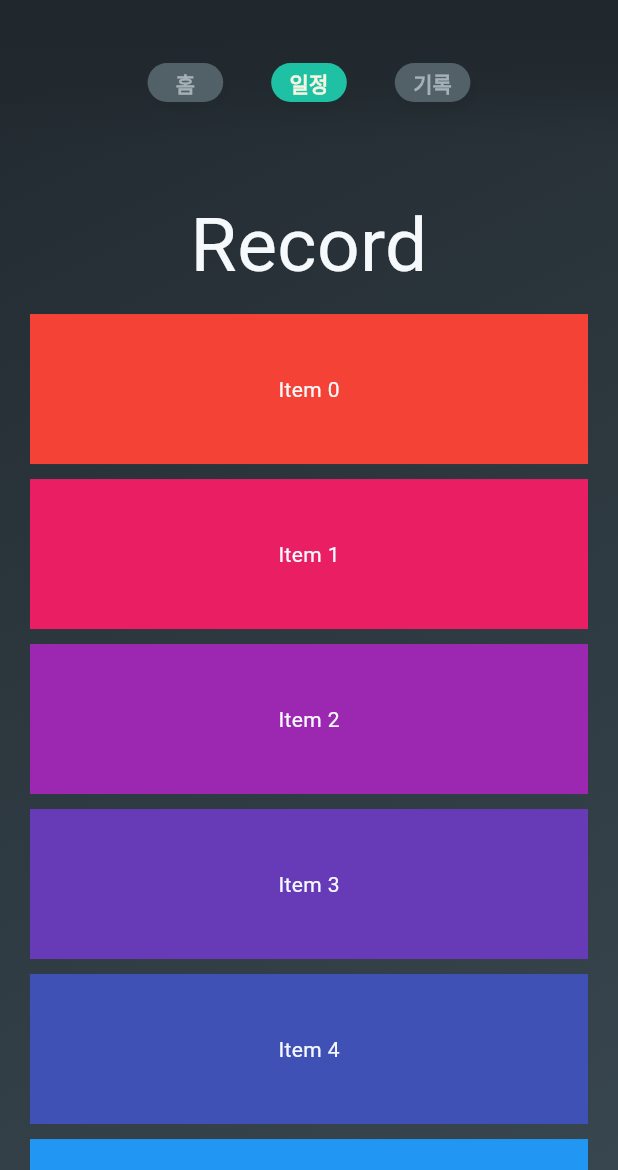
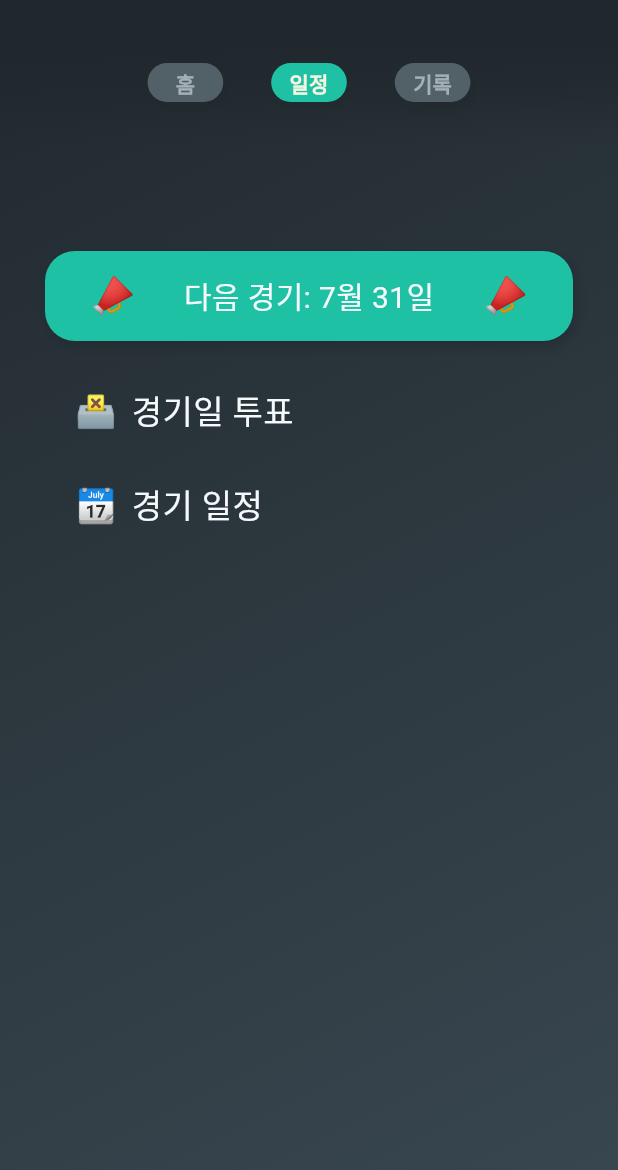
Before and after one commit to Match-Management-App/Frontend, a Flutter app: the screen it shows after launch, tab 2 chosen, on a phone screen of 412 x 824 dp, the part 66-1236 px from its top. Run offline on Flutter 3.47's test engine with Material 3 defaults, Android fonts, the phone set to English and light mode, and no system bars; our stand-ins replace smooth_page_indicator, table_calendar; Roboto replaces fonts that are missing (Pretendard).

Commit message:
feat: 일정 페이지 다음 경기 알림

```diff
--- a/wanna_play_soccer/lib/HomeScreen/Widgets/find_partner_button.dart
+++ b/wanna_play_soccer/lib/HomeScreen/Widgets/find_partner_button.dart
@@ -32,7 +32,7 @@ class FindPartnerButton extends StatelessWidget {
         },
         child: const Text(
           "내 환상/환장의 짝궁은?",
-          style: MyTheme.defaultText,
+          style: MyTheme.header3,
         ),
       ),
     );
--- /dev/null
+++ b/wanna_play_soccer/lib/RecordScreen/Widget/next_match_container.dart
@@ -0,0 +1,36 @@
+import 'package:flutter/material.dart';
+import 'package:wanna_play_soccer/Theme/my_colors.dart';
+import 'package:wanna_play_soccer/Theme/my_theme.dart';
+
+class NextMatchContainer extends StatelessWidget {
+  const NextMatchContainer({super.key});
+
+  @override
+  Widget build(BuildContext context) {
+    return Container(
+      width: double.infinity,
+      height: 60,
+      alignment: Alignment.center,
+      margin: const EdgeInsets.only(top: 40, bottom: 10),
+      decoration: BoxDecoration(
+        color: MyColors.primaryMint,
+        borderRadius: BorderRadius.circular(20),
+        boxShadow: [MyTheme.defaultShadow],
+      ),
+      child: const Padding(
+        padding: EdgeInsets.symmetric(horizontal: 30),
+        child: Row(
+          mainAxisAlignment: MainAxisAlignment.spaceBetween,
+          children: [
+            Text("📣", style: MyTheme.header2),
+            Text(
+              "다음 경기: 7월 31일",
+              style: MyTheme.header3,
+            ),
+            Text("📣", style: MyTheme.header2),
+          ],
+        ),
+      ),
+    );
+  }
+}
--- a/wanna_play_soccer/lib/RecordScreen/record_page.dart
+++ b/wanna_play_soccer/lib/RecordScreen/record_page.dart
@@ -1,4 +1,6 @@
 import 'package:flutter/material.dart';
+import 'package:wanna_play_soccer/Component/subtitle.dart';
+import 'package:wanna_play_soccer/RecordScreen/Widget/next_match_container.dart';
 import 'package:wanna_play_soccer/Theme/my_colors.dart';
 
 class RecordPage extends StatefulWidget {
@@ -14,28 +16,16 @@ class _RecordPageState extends State<RecordPage> {
     double screenHeight = MediaQuery.of(context).size.height;
 
     return SingleChildScrollView(
-      padding: EdgeInsets.only(
-          top: screenHeight * 0.14, bottom: 40, left: 20, right: 20),
-      child: Column(
-        children: [
-          const Text(
-            'Record',
-            style: TextStyle(
-              color: MyColors.myWhite,
-              fontSize: 50,
-            ),
-          ),
-          // 스크롤 효과를 더 잘 보기 위한 추가 컨텐츠
-          for (int i = 0; i < 10; i++)
-            Container(
-              color: Colors.primaries[i % Colors.primaries.length],
-              height: 100,
-              margin: const EdgeInsets.only(top: 10),
-              alignment: Alignment.center,
-              child: Text('Item $i',
-                  style: const TextStyle(color: MyColors.myWhite)),
-            ),
-        ],
+      child: Container(
+        padding: EdgeInsets.only(
+            top: screenHeight * 0.14, bottom: 40, left: 30, right: 30),
+        child: const Column(
+          children: [
+            NextMatchContainer(),
+            Subtitle(icon: "🗳️", subtitle: "경기일 투표"),
+            Subtitle(icon: "📆", subtitle: "경기 일정"),
+          ],
+        ),
       ),
     );
   }
--- a/wanna_play_soccer/lib/Theme/my_theme.dart
+++ b/wanna_play_soccer/lib/Theme/my_theme.dart
@@ -53,6 +53,11 @@ class MyTheme {
   );
 
   // Text
+  static const TextStyle header2 = TextStyle(
+    color: MyColors.myWhite,
+    fontSize: 24,
+  );
+
   static const TextStyle header3 = TextStyle(
     color: MyColors.myWhite,
     fontSize: 20,
```
